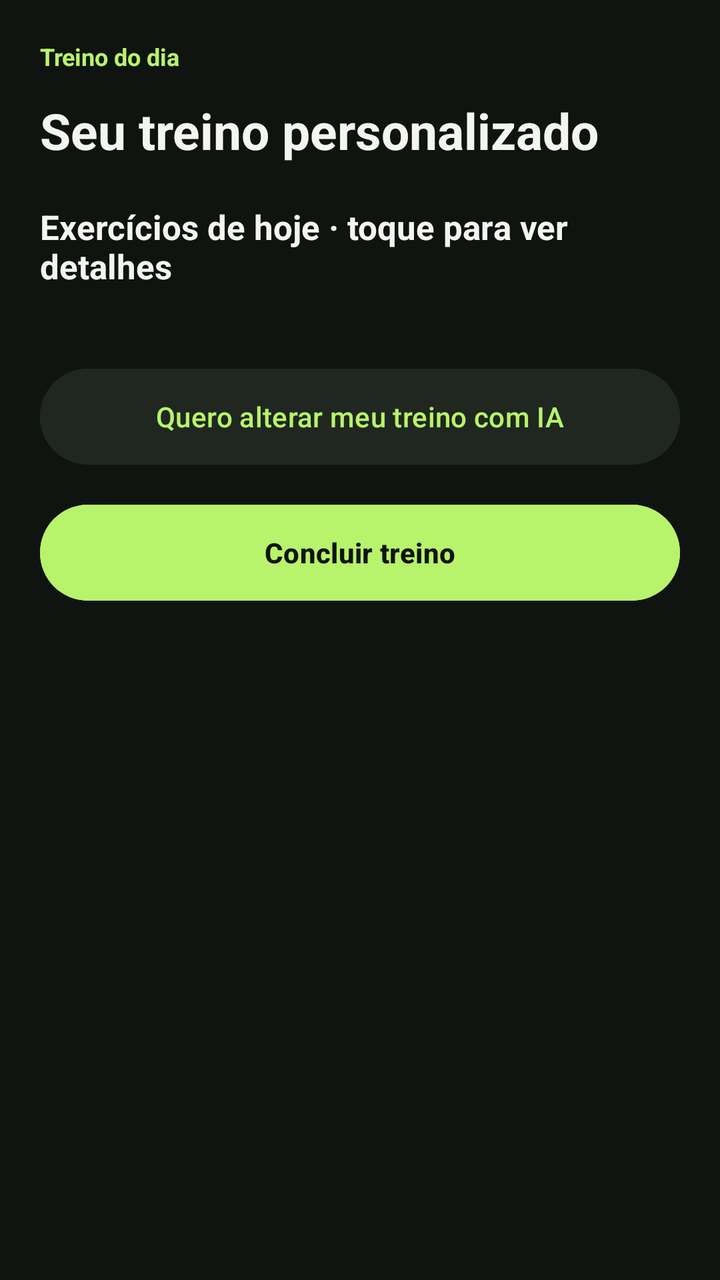
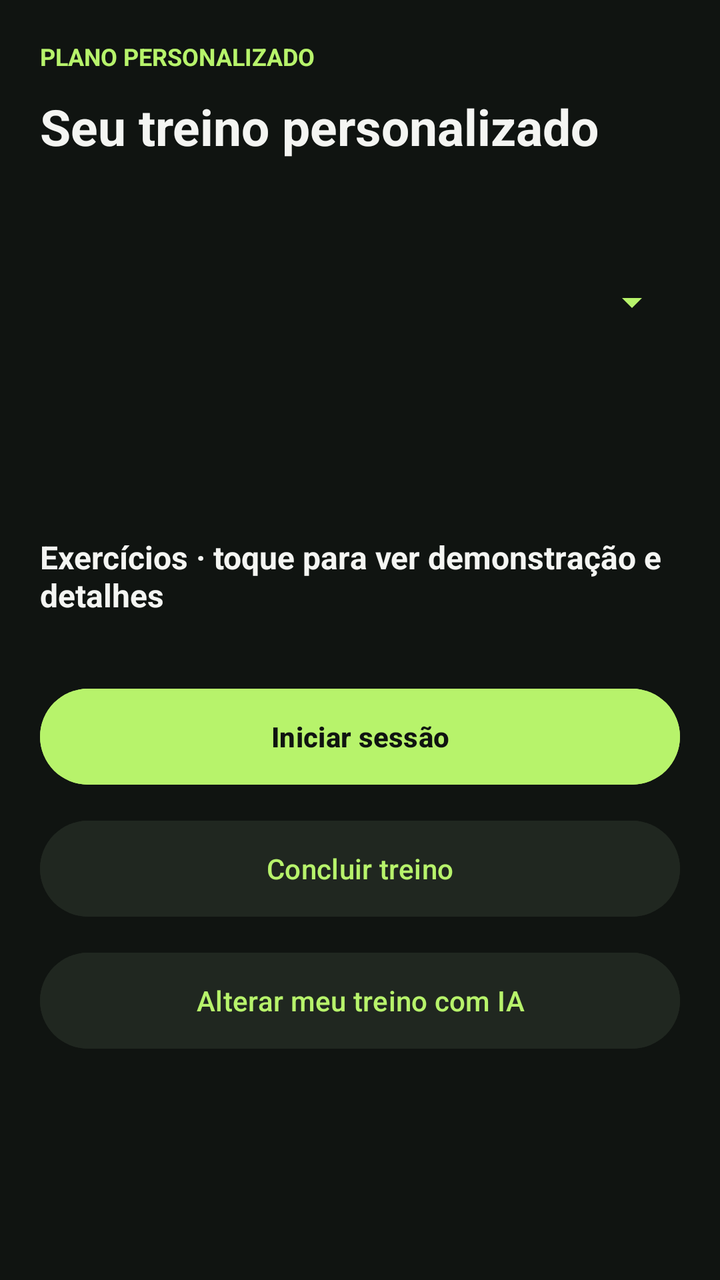

Screens rendered from an Android XML layout before and after an edit, with the pre-edit source and the edit as a unified diff.
<!-- AndroidManifest.xml: application theme Theme.MeuPersonal -->
<!-- res/layout/fragment_treino_dia.xml -->
<?xml version="1.0" encoding="utf-8"?>
<ScrollView xmlns:android="http://schemas.android.com/apk/res/android"
    android:layout_width="match_parent"
    android:layout_height="match_parent"
    android:background="#101411"
    android:fillViewport="true">

    <LinearLayout
        android:layout_width="match_parent"
        android:layout_height="wrap_content"
        android:orientation="vertical"
        android:padding="20dp">

        <TextView
            android:layout_width="wrap_content"
            android:layout_height="wrap_content"
            android:text="Treino do dia"
            android:textColor="#B7F36B"
            android:textSize="12sp"
            android:textStyle="bold" />

        <TextView
            android:id="@+id/textTituloTreino"
            android:layout_width="match_parent"
            android:layout_height="wrap_content"
            android:layout_marginTop="12dp"
            android:text="Seu treino personalizado"
            android:textColor="#F4F5F2"
            android:textSize="25sp"
            android:textStyle="bold" />

        <TextView
            android:layout_width="match_parent"
            android:layout_height="wrap_content"
            android:layout_marginTop="20dp"
            android:layout_marginBottom="12dp"
            android:text="Exercícios de hoje · toque para ver detalhes"
            android:textColor="#F4F5F2"
            android:textSize="17sp"
            android:textStyle="bold" />

        <LinearLayout
            android:id="@+id/containerExercicios"
            android:layout_width="match_parent"
            android:layout_height="wrap_content"
            android:orientation="vertical" />

        <Button
            android:id="@+id/btnAlterarTreinoIa"
            android:layout_width="match_parent"
            android:layout_height="56dp"
            android:layout_marginTop="24dp"
            android:text="Quero alterar meu treino com IA"
            android:textAllCaps="false"
            android:textColor="#B7F36B"
            android:backgroundTint="#202720" />

        <Button
            android:id="@+id/btnFinalizarTreino"
            android:layout_width="match_parent"
            android:layout_height="56dp"
            android:layout_marginTop="12dp"
            android:text="Concluir treino"
            android:textAllCaps="false"
            android:textColor="#101411"
            android:textStyle="bold"
            android:backgroundTint="#B7F36B" />

    </LinearLayout>
</ScrollView>
<!-- resources referenced by this layout -->
<resources>
  <style name="Theme.MeuPersonal" parent="Base.Theme.MeuPersonal" />
  <style name="Base.Theme.MeuPersonal" parent="Theme.Material3.DayNight.NoActionBar">
          
          
      </style>
</resources>

<!-- the commit's change to res/layout/fragment_treino_dia.xml (unified diff, before → after) -->
@@ -14,7 +14,7 @@
         <TextView
             android:layout_width="wrap_content"
             android:layout_height="wrap_content"
-            android:text="Treino do dia"
+            android:text="PLANO PERSONALIZADO"
             android:textColor="#B7F36B"
             android:textSize="12sp"
             android:textStyle="bold" />
@@ -23,20 +23,54 @@
             android:id="@+id/textTituloTreino"
             android:layout_width="match_parent"
             android:layout_height="wrap_content"
-            android:layout_marginTop="12dp"
+            android:layout_marginTop="10dp"
             android:text="Seu treino personalizado"
             android:textColor="#F4F5F2"
             android:textSize="25sp"
             android:textStyle="bold" />
 
         <TextView
+            android:id="@+id/textObjetivoTreino"
             android:layout_width="match_parent"
             android:layout_height="wrap_content"
+            android:layout_marginTop="6dp"
+            android:textColor="#A8B0A8"
+            android:textSize="14sp" />
+
+        <Spinner
+            android:id="@+id/spinnerDiasTreino"
+            android:layout_width="match_parent"
+            android:layout_height="52dp"
             android:layout_marginTop="20dp"
+            android:backgroundTint="#B7F36B"
+            android:contentDescription="Selecionar dia do treino" />
+
+        <TextView
+            android:id="@+id/textNomeDiaTreino"
+            android:layout_width="match_parent"
+            android:layout_height="wrap_content"
+            android:layout_marginTop="16dp"
+            android:textColor="#F4F5F2"
+            android:textSize="19sp"
+            android:textStyle="bold" />
+
+        <TextView
+            android:id="@+id/textDescricaoTreino"
+            android:layout_width="match_parent"
+            android:layout_height="wrap_content"
+            android:layout_marginTop="6dp"
+            android:lineSpacingExtra="3dp"
+            android:textColor="#A8B0A8"
+            android:textSize="14sp" />
+
+        <TextView
+            android:layout_width="match_parent"
+            android:layout_height="wrap_content"
+            android:layout_marginTop="24dp"
             android:layout_marginBottom="12dp"
-            android:text="Exercícios de hoje · toque para ver detalhes"
+            android:text="Exercícios · toque para ver demonstração e detalhes"
             android:textColor="#F4F5F2"
-            android:textSize="17sp"
+            android:textSize="16sp"
             android:textStyle="bold" />
 
         <LinearLayout
@@ -46,25 +80,35 @@
             android:orientation="vertical" />
 
         <Button
-            android:id="@+id/btnAlterarTreinoIa"
+            android:id="@+id/btnIniciarTreino"
             android:layout_width="match_parent"
             android:layout_height="56dp"
-            android:layout_marginTop="24dp"
-            android:text="Quero alterar meu treino com IA"
+            android:layout_marginTop="20dp"
+            android:text="Iniciar sessão"
             android:textAllCaps="false"
-            android:textColor="#B7F36B"
-            android:backgroundTint="#202720" />
+            android:textColor="#101411"
+            android:textStyle="bold"
+            android:backgroundTint="#B7F36B" />
 
         <Button
             android:id="@+id/btnFinalizarTreino"
             android:layout_width="match_parent"
             android:layout_height="56dp"
-            android:layout_marginTop="12dp"
+            android:layout_marginTop="10dp"
             android:text="Concluir treino"
             android:textAllCaps="false"
-            android:textColor="#101411"
-            android:textStyle="bold"
-            android:backgroundTint="#B7F36B" />
+            android:textColor="#B7F36B"
+            android:backgroundTint="#202720"
+            android:enabled="false" />
 
+        <Button
+            android:id="@+id/btnAlterarTreinoIa"
+            android:layout_width="match_parent"
+            android:layout_height="56dp"
+            android:layout_marginTop="10dp"
+            android:text="Alterar meu treino com IA"
+            android:textAllCaps="false"
+            android:textColor="#B7F36B"
+            android:backgroundTint="#202720" />
     </LinearLayout>
 </ScrollView>
